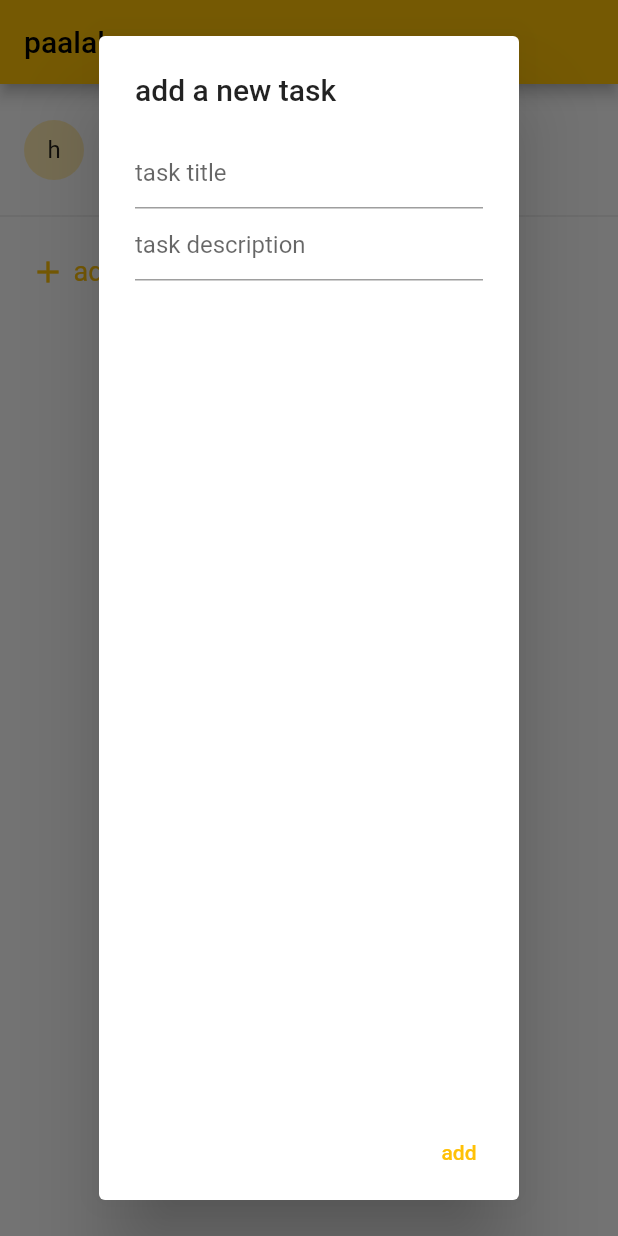
After one commit to maaaaarcal/paalala, a Flutter app: the screen it shows after launch, after a tap on "add task", on a phone screen of 412 x 824 dp. The commit adds this screen. Run offline on Flutter 3.47's test engine with Material 2 defaults, Android fonts, the phone set to English and light mode, and no system bars; drawn by our look-alikes of flutter_slidable; our stand-ins replace flutter_local_notifications, hive, hive_flutter, timezone; missing offline and left inert: shared_preferences_web; accounts and stored records are empty.

Commit message:
added task editing and deleting operations

```diff
--- a/lib/app/objects/task.dart
+++ b/lib/app/objects/task.dart
@@ -1,6 +1,18 @@
-class Task {
+import 'package:hive/hive.dart';
+
+part 'task.g.dart';
+
+@HiveType(typeId: 0)
+class Task extends HiveObject {
+
+  @HiveField(0)
+  String title;
+
+  @HiveField(1)
+  String description;
+
+  @HiveField(2)
+  bool checked;
+
   Task({required this.title, required this.description, required this.checked});
-  String title;
-  String description;
-  bool checked;
 }
--- a/lib/app/paalalaApp.dart
+++ b/lib/app/paalalaApp.dart
@@ -1,5 +1,5 @@
 import 'package:flutter/material.dart';
-import 'package:paalala_flutter/app/ui/taskList.dart';
+import 'package:paalala_flutter/app/ui/taskPage.dart';
 
 class PaalalaApp extends StatelessWidget {
 
@@ -10,7 +10,7 @@ class PaalalaApp extends StatelessWidget {
       theme: ThemeData(
         primarySwatch: Colors.amber,
       ),
-      home: const TaskList(), //HomePage(title: 'paalala'),
+      home: const TaskPage(), //HomePage(title: 'paalala'),
     );
   }
 }
--- /dev/null
+++ b/lib/app/ui/taskItem.dart
@@ -0,0 +1,92 @@
+import 'package:flutter/material.dart';
+import 'package:flutter_slidable/flutter_slidable.dart';
+import 'package:hive/hive.dart';
+
+import '../services/notificationService.dart';
+import '../objects/task.dart';
+import 'taskPage.dart';
+
+class TaskItem extends StatelessWidget {
+  TaskItem({
+    required this.task,
+    required this.onTaskChanged,
+    required this.onTaskDelete,
+    required this.onTaskEdit,
+  }) : super(key: ObjectKey(task));
+
+  final Task task;
+  final onTaskChanged;
+  final onTaskDelete;
+  final onTaskEdit;
+
+  final box = Hive.box<Task>('taskBox');
+
+  late TextEditingController _titleFieldController;
+  late TextEditingController _descFieldController;
+
+  final NotificationService _notificationService = NotificationService();
+
+  TextStyle? _getTextStyle(bool checked) {
+
+    if (!checked) return null;
+
+    return const TextStyle(
+      color: Colors.black54,
+      decoration: TextDecoration.lineThrough,
+    );
+  }
+
+  @override
+  Widget build(BuildContext context) {
+    return Slidable(
+      key: ValueKey(0),
+      startActionPane: ActionPane(
+        // A motion is a widget used to control how the pane animates.
+        motion: const DrawerMotion(),
+
+        // A pane can dismiss the Slidable.
+        dismissible: DismissiblePane(onDismissed: () {onTaskDelete(task.key);}),
+
+        // All actions are defined in the children parameter.
+        children: [
+          // A SlidableAction can have an icon and/or a label.
+          SlidableAction(
+            onPressed: (context) {
+              onTaskDelete(task.key);
+            },
+            backgroundColor: Color(0xFFFE4A49),
+            foregroundColor: Colors.white,
+            icon: Icons.delete,
+            label: 'delete',
+          ),
+          SlidableAction(
+            onPressed: (context) {
+              onTaskEdit(task);
+            },
+            backgroundColor: Color(0xFF21B7CA),
+            foregroundColor: Colors.white,
+            icon: Icons.edit,
+            label: 'edit',
+          ),
+        ],
+      ),
+      child: ListTile(
+        /*onTap: () {
+        //onTaskChanged(task);
+
+      },*/
+        onTap: () async {
+          await _notificationService.showNotifications(task.key, task);
+        },
+        /*onLongPress: () async {
+                  await _notificationService.showNotifications();
+                },*/
+        leading: CircleAvatar(
+          child: Text(task.key?.toString() ?? task.title[0]),
+        ),
+        title: Text(task.title),
+        subtitle: Text(task.description),
+      )
+    );
+  }
+}
--- /dev/null
+++ b/lib/app/ui/taskPage.dart
@@ -0,0 +1,220 @@
+import 'dart:ui';
+
+import 'package:flutter/material.dart';
+import 'package:hive/hive.dart';
+
+import '../objects/task.dart';
+import 'taskItem.dart';
+
+class TaskPage extends StatefulWidget {
+  const TaskPage({Key? key}) : super(key: key);
+
+  @override
+  TaskPageState createState() => TaskPageState();
+}
+
+class TaskPageState extends State<TaskPage> {
+  final TextEditingController _newTitleFieldController = TextEditingController();
+  final TextEditingController _newDescFieldController = TextEditingController();
+
+  late TextEditingController _editTitleFieldController;
+  late TextEditingController _editDescFieldController;
+
+  final List<Task> tasks = <Task>[];
+  final box = Hive.box<Task>('taskBox');
+
+  @override
+  void initState() {
+  }
+
+  @override
+  Widget build(BuildContext context) {
+    final ButtonStyle style =
+    ElevatedButton.styleFrom(
+      textStyle: const TextStyle(fontSize: 18),
+      padding: const EdgeInsets.symmetric(vertical: 8.0, horizontal: 20.0),
+    );
+
+    return Scaffold(
+      appBar: AppBar(
+        title: const Text('paalala'),
+      ),
+      body: ListView(
+          padding: const EdgeInsets.symmetric(vertical: 8.0),
+          children: [
+            TaskItem(
+              task: Task(title: 'heyo', description: 'tap or swipe me', checked: false),
+              onTaskChanged: _handleTaskChange,
+              onTaskDelete: _errorDialog,
+              onTaskEdit: _errorDialog,
+            ),
+            ...box.values.toList().map((Task task) {
+              return TaskItem(
+               task: task,
+                onTaskChanged: _handleTaskChange,
+                onTaskDelete: _deleteTask,
+                onTaskEdit: _editTaskDialog,
+              );
+             }).toList(),
+            const Divider(),
+            const SizedBox(height: 5),
+            TextButton(
+              style: style,
+              onPressed: () => _newTaskDialog(),
+              child: Row(
+                children: const [
+                  Icon(Icons.add),
+                  SizedBox(width: 5),
+                  Text('add task'),
+                ]
+              )
+            ),
+          ],
+      )
+      // floatingActionButton: FloatingActionButton(
+      //     onPressed: () => _displayDialog(),
+      //     tooltip: 'add task',
+      //     child: const Icon(Icons.add)),
+      //  )
+    );
+  }
+
+  void _displayTasks() {
+    tasks.map((Task task) {
+      return TaskItem(
+        task: task,
+        onTaskChanged: _handleTaskChange,
+        onTaskDelete: _deleteTask,
+        onTaskEdit: _editTaskDialog,
+      );
+    }).toList();
+  }
+
+  void _handleTaskChange(Task task) {
+    setState(() {
+      task.checked = !task.checked;
+    });
+  }
+
+  void _addTask(String title, String desc) {
+    setState(() {
+      box.add(Task(title: title, description: desc, checked: false));
+    });
+    _newTitleFieldController.clear();
+    _newDescFieldController.clear();
+  }
+
+  void _deleteTask(int key) {
+    setState(() {
+      box.delete(key);
+    });
+  }
+
+  void _editTask(int key, String title, String desc) {
+    print(key);
+    print(title);
+    print(desc);
+    setState(() {
+      box.put(key, Task(title: title, description: desc, checked: false));
+    });
+    _editTitleFieldController.clear();
+    _editDescFieldController.clear();
+  }
+
+  Future<void> _newTaskDialog() async {
+    return showDialog<void>(
+      context: context,
+      barrierDismissible: true,
+      builder: (BuildContext context) {
+        return AlertDialog(
+           title: const Text('add a new task'),
+          content: Column(
+            children: [
+              TextField(
+                controller: _newTitleFieldController,
+                decoration: const InputDecoration(hintText: 'task title'),
+              ), TextField(
+                controller: _newDescFieldController,
+                decoration: const InputDecoration(hintText: 'task description'),
+              ),
+            ],
+          ),
+          actions: <Widget>[
+            TextButton(
+              child: const Text('add'),
+              onPressed: () {
+                Navigator.of(context).pop();
+                _addTask(_newTitleFieldController.text, _newDescFieldController.text);
+              },
+            ),
+          ],
+        );
+      },
+    );
+  }
+
+  Future<void> _editTaskDialog(Task task) async {
+    print(task.key);
+    print(task.title);
+    print(task.description);
+
+    return showDialog<void>(
+      context: context,
+      barrierDismissible: true,
+      builder: (BuildContext context) {
+        return AlertDialog(
+          title: const Text('edit this task'),
+          content: Column(
+            children: [
+              TextField(
+                controller: _editTitleFieldController = TextEditingController(text: task.title),
+              ), TextField(
+                controller: _editDescFieldController = TextEditingController(text: task.description),
+              ),
+            ],
+          ),
+          actions: <Widget>[
+            TextButton(
+              child: const Text('edit'),
+              onPressed: () {
+                Navigator.of(context).pop();
+                _editTask(
+                  task.key,
+                  _editTitleFieldController.text,
+                  _editDescFieldController.text,
+                );
+              },
+            ),
+          ],
+        );
+      },
+    );
+  }
+
+  Future<void> _errorDialog() async {
+    return showDialog<void>(
+      context: context,
+      barrierDismissible: false, // user must tap button!
+      builder: (BuildContext context) {
+        return AlertDialog(
+          title: const Text('well, this is awkward'),
+          content: SingleChildScrollView(
+            child: ListBody(
+              children: const <Widget>[
+                Text("sorry, can't do that"),
+              ],
+            ),
+          ),
+          actions: <Widget>[
+            TextButton(
+              child: const Text('okay'),
+              onPressed: () {
+                Navigator.of(context).pop();
+              },
+            ),
+          ],
+        );
+      },
+    );
+  }
+}
--- a/lib/main.dart
+++ b/lib/main.dart
@@ -1,11 +1,20 @@
 // Copyright 2022 Marc Alburo. All rights reserved.
 
 import 'package:flutter/material.dart';
-import 'package:paalala_flutter/app/paalalaApp.dart';
-import 'package:paalala_flutter/app/services/notificationService.dart';
+import 'package:hive_flutter/hive_flutter.dart';
+
+import 'app/paalalaApp.dart';
+import 'app/services/notificationService.dart';
+
+import 'app/objects/task.dart';
 
 Future<void> main() async {
   WidgetsFlutterBinding.ensureInitialized();
-  await NotificationService().init(); //
+  await NotificationService().init();
+
+  await Hive.initFlutter();
+  Hive.registerAdapter(TaskAdapter());
+  await Hive.openBox<Task>('taskBox');
+
   runApp(PaalalaApp());
 }
--- a/pubspec.yaml
+++ b/pubspec.yaml
@@ -34,10 +34,12 @@ dependencies:
   # The following adds the Cupertino Icons font to your application.
   # Use with the CupertinoIcons class for iOS style icons.
   cupertino_icons: ^1.0.2
+  flutter_slidable: ^1.2.1
   flutter_local_notifications: ^9.5.0
   is_first_run: ^1.0.0
   hive: ^2.0.5
   hive_flutter: ^1.1.0
+  hive_listener: ^1.2.1
 
 dev_dependencies:
   flutter_test:
```
Also changed, not shown: lib/app/objects/taskItem.dart (deleted, +0 -46 lines), lib/app/services/notificationService.dart (+5 -2 lines), lib/app/ui/taskList.dart (deleted, +0 -126 lines), lib/app/objects/task.g.dart (added), 4 other files.
